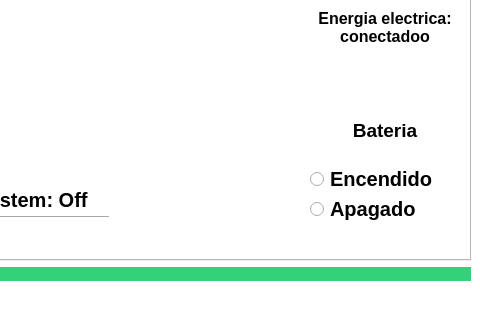
This is _main_.ui in JulianDuque97/EPI as Qt 5 draws it before an edit; both pictures show x 544 to 1024 and y 280 to 600 of the 1024 by 600 pixel window. The edited form follows.
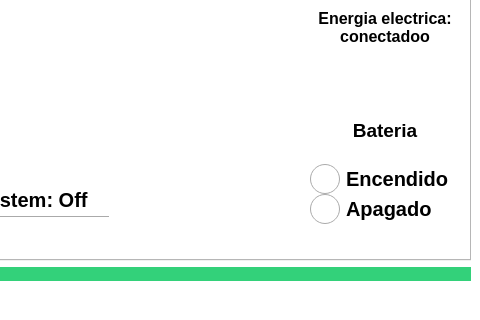
This is the edited form. Icons and pictures are not drawn. Custom widgets are drawn as their Qt base class.

Diff of the .ui file:
```diff
--- a/_main_.ui
+++ b/_main_.ui
@@ -1430,6 +1430,9 @@
                     <bold>true</bold>
                    </font>
                   </property>
+                  <property name="styleSheet">
+                   <string notr="true">QRadioButton::indicator { width: 30px; height: 30px;}</string>
+                  </property>
                   <property name="text">
                    <string>Encendido</string>
                   </property>
@@ -1450,6 +1453,9 @@
                     <bold>true</bold>
                    </font>
                   </property>
+                  <property name="styleSheet">
+                   <string notr="true">QRadioButton::indicator { width: 30px; height: 30px;}</string>
+                  </property>
                   <property name="text">
                    <string>Apagado</string>
                   </property>
```
